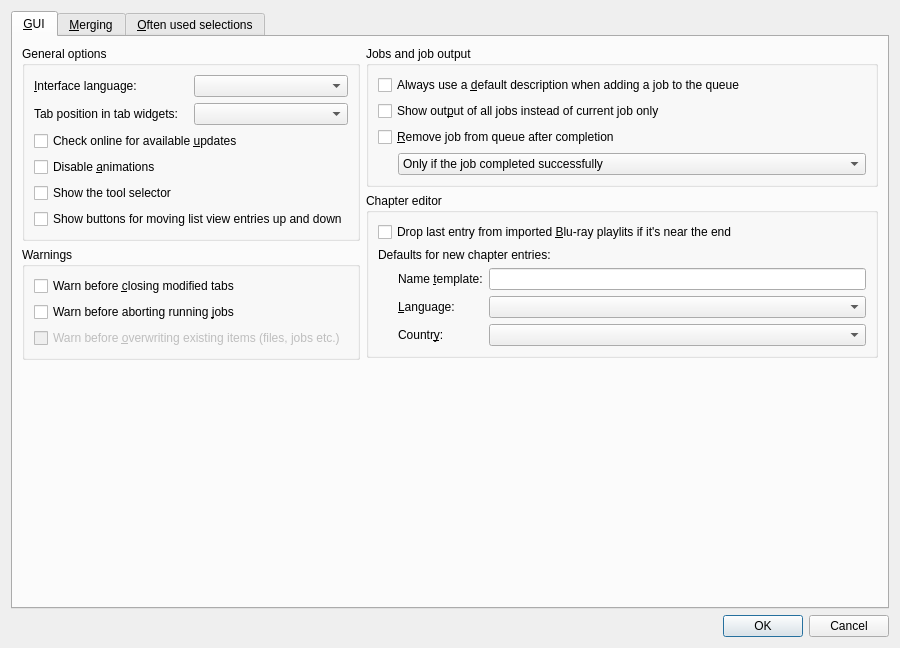
First picture: the form in src/mkvtoolnix-gui/forms/main_window/preferences_dialog.ui, repository jpsdr/MKVToolnix-Windows-7, before the edit.
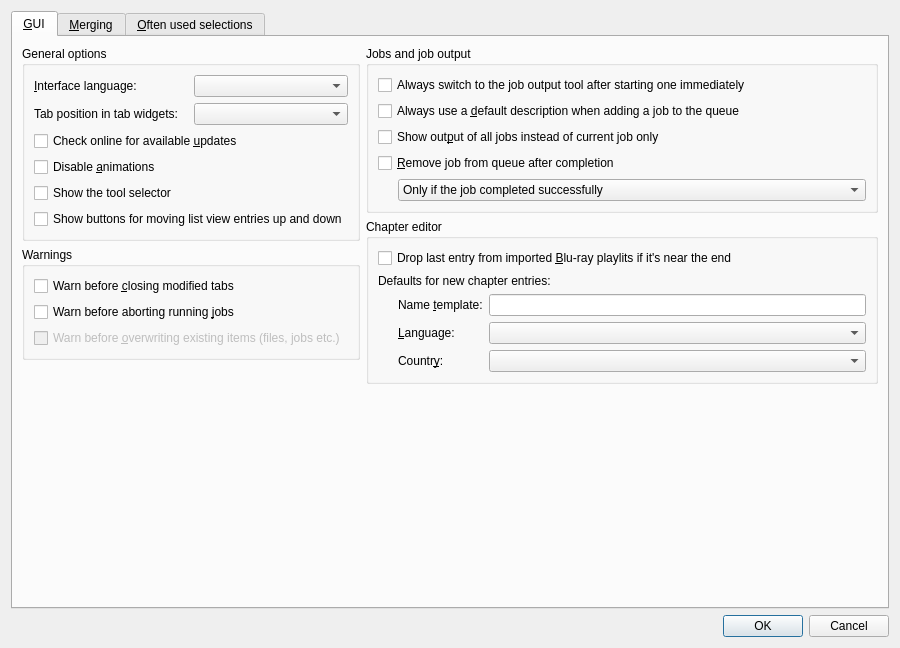
Second picture: the form after the edit. Icons and pictures are not drawn. Custom widgets are drawn as their Qt base class.

Commit message:
GUI: option for switching to job output when starting jobs
Implements #1376.

The edit to the form file:
```diff
--- a/src/mkvtoolnix-gui/forms/main_window/preferences_dialog.ui
+++ b/src/mkvtoolnix-gui/forms/main_window/preferences_dialog.ui
@@ -146,6 +146,13 @@
             <string>Jobs and job output</string>
            </property>
            <layout class="QVBoxLayout" name="verticalLayout_2">
+            <item>
+             <widget class="QCheckBox" name="cbGuiSwitchToJobOutputAfterStarting">
+              <property name="text">
+               <string>Always switch to the job output tool after starting one immediately</string>
+              </property>
+             </widget>
+            </item>
             <item>
              <widget class="QCheckBox" name="cbGuiUseDefaultJobDescription">
               <property name="text">
```
Left out of the diff: 45 changed lines with no effect on the pictures. The commit also changes 6 other files.
